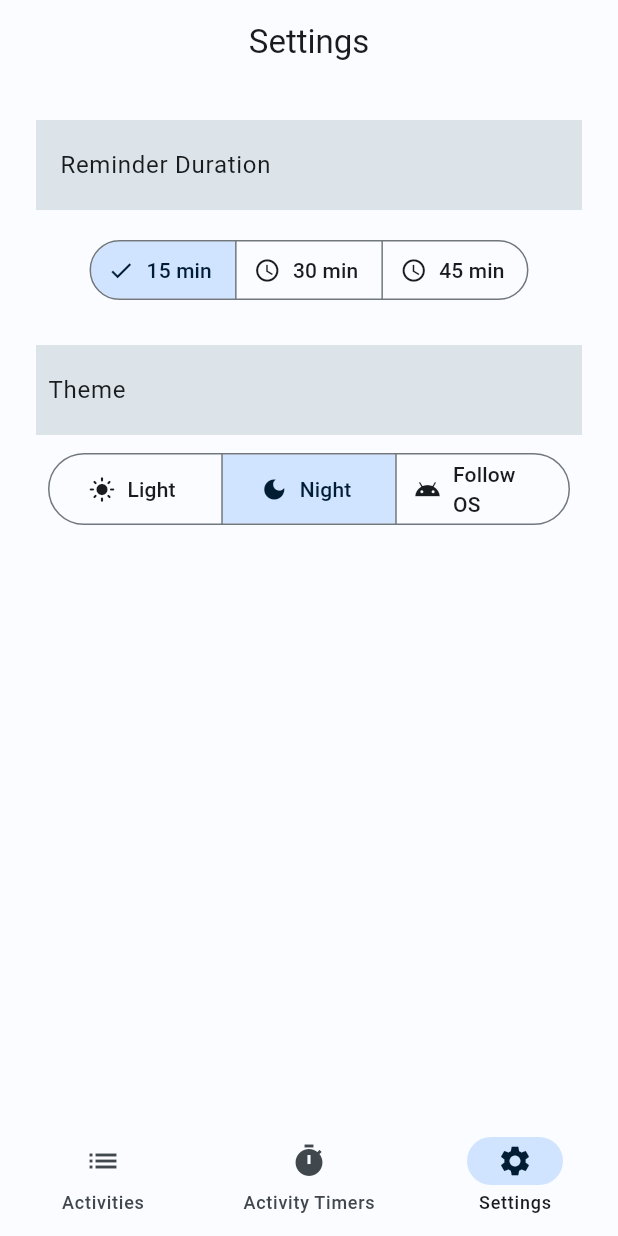
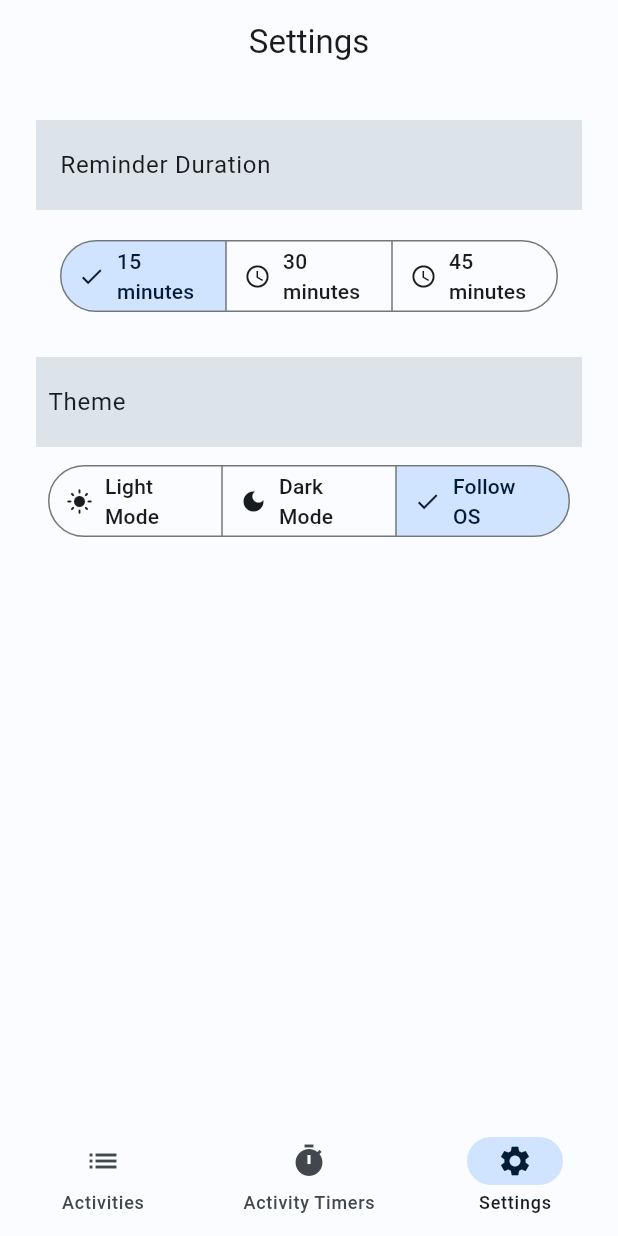
Before and after one commit to jshas/s1122207_iiatimd_app, a Flutter app: the screen it shows after launch, item 3 of the bottom bar chosen, on a phone screen of 412 x 824 dp. Run offline on Flutter 3.47's test engine with Material 2 defaults, Android fonts, the phone set to English and light mode, and no system bars; our stand-ins replace bloc, equatable, flutter_bloc, google_fonts, shared_preferences.

Commit message:
Repaired theme selector not switching

```diff
--- a/lib/business_logic/theme/theme_cubit.dart
+++ b/lib/business_logic/theme/theme_cubit.dart
@@ -16,6 +16,7 @@ class ThemeCubit extends Cubit<ThemeState> {
 
   final ThemePersistence _themeRepository;
   late StreamSubscription<ThemeItem> _themeSubscription; // This should be addressed for subsequent attempts to read out current data after init.
+
 
   void getCurrentTheme() {
     // Since `getTheme()` returns a stream, we listen to the output
--- a/lib/data/repositories/theme_repository.dart
+++ b/lib/data/repositories/theme_repository.dart
@@ -22,11 +22,7 @@ class ThemeRepository implements ThemePersistence {
   final _controller = StreamController<ThemeItem>();
 
   String? _getValue(String key) {
-    try {
       return _sharedPreferences.getString(key);
-    } catch (_) {
-      return null;
-    }
   }
 
   Future<void> _setValue(String key, String value) =>
--- a/lib/main.dart
+++ b/lib/main.dart
@@ -62,9 +62,9 @@
               themeMode: state.themeMode,
               //
               theme:
-                  ThemeData(colorScheme: lightColorScheme, useMaterial3: true),
+                  ThemeData(colorScheme: lightColorScheme, useMaterial3: true, visualDensity: VisualDensity.adaptivePlatformDensity),
               darkTheme:
-                  ThemeData(colorScheme: darkColorScheme, useMaterial3: true),
+                  ThemeData(colorScheme: darkColorScheme, useMaterial3: true, visualDensity: VisualDensity.adaptivePlatformDensity),
               home: const BaseScreen(),
             );
           },
--- a/lib/presentation/screen/settings_screen.dart
+++ b/lib/presentation/screen/settings_screen.dart
@@ -26,6 +26,7 @@ class _SettingsScreenState extends State<SettingsScreen> {
     super.initState();
     setState(() {
       _timerSelection = context.read<TimerBloc>().getTimerItem();
+      _themeSelection = context.read<ThemeCubit>().state.theme;
     });
     // initTheme();
     // initTimer();
@@ -77,20 +78,21 @@ class _SettingsScreenState extends State<SettingsScreen> {
                   Padding(
                     padding: const EdgeInsets.all(16.0),
                     child: SegmentedButton(
+                      style: Theme.of(context).segmentedButtonTheme.style,
                       segments: const [
                         ButtonSegment<TimerItem>(
                             value: TimerItem.short,
-                            label: Text("15 min"),
+                            label: Text("15 minutes"),
                             icon: Icon(Icons.access_time),
                             enabled: true),
                         ButtonSegment<TimerItem>(
                             value: TimerItem.medium,
-                            label: Text("30 min"),
+                            label: Text("30 minutes"),
                             icon: Icon(Icons.access_time),
                             enabled: true),
                         ButtonSegment<TimerItem>(
                             value: TimerItem.long,
-                            label: Text("45 min"),
+                            label: Text("45 minutes"),
                             icon: Icon(Icons.access_time),
                             enabled: true),
                       ],
@@ -99,6 +101,7 @@ class _SettingsScreenState extends State<SettingsScreen> {
                       onSelectionChanged: (Set<TimerItem> selectedTimerItem) {
                         context.read<TimerBloc>().
                             add(TimerSet(timerItem: selectedTimerItem.first));
+                        // context.read<TimerBloc>().add(const TimerReset());
                         setState(() {
                           _timerSelection = selectedTimerItem.first;
                         });
@@ -148,12 +151,12 @@ class _SettingsScreenState extends State<SettingsScreen> {
                           value: ThemeItem.light,
                           enabled: true,
                           icon: Icon(Icons.light_mode),
-                          label: Text("Light")),
+                          label: Text("Light Mode")),
                       ButtonSegment<ThemeItem>(
                           value: ThemeItem.dark,
                           enabled: true,
                           icon: Icon(Icons.dark_mode),
-                          label: Text("Night")),
+                          label: Text("Dark Mode")),
                       ButtonSegment<ThemeItem>(
                           value: ThemeItem.system,
                           enabled: true,
@@ -161,7 +164,7 @@ class _SettingsScreenState extends State<SettingsScreen> {
                           label: Text("Follow OS")),
                     ],
                     selected: <ThemeItem>{_themeSelection},
-                    showSelectedIcon: false,
+                    showSelectedIcon: true,
                     onSelectionChanged: (Set<ThemeItem> selectedThemeItem) {
                       context
                           .read<ThemeCubit>()
--- a/lib/presentation/screen/timers_screen.dart
+++ b/lib/presentation/screen/timers_screen.dart
@@ -12,7 +12,7 @@ class TimersScreen extends StatefulWidget {
 }
 
 class _TimersScreenState extends State<TimersScreen> {
-  int _remainingActiveTime = 30;
+  final int _remainingActiveTime = 30;
   int _duration = 0;
   Axis _timerAxis = Axis.vertical;
 
@@ -58,21 +58,25 @@ class _TimersScreenState extends State<TimersScreen> {
                         .cardColor,
                     shadowColor: Theme.of(context).shadowColor,
                     elevation: 0,
+                    child: Center(
                       child: Text(_remainingActiveTime.toString(),
                           style: Theme
                       .of(context)
                       .textTheme
-                    .bodyLarge)),
+                      .bodyLarge),
+                    )),
               )),
           Expanded(
               flex: 1,
               child: Flex(
                 direction: _timerAxis,
-                children:[ Text(_duration.toString(),
+                children:[ Center(
+                  child: Text(_duration.toString(),
                       style: Theme
                           .of(context)
                           .textTheme
-                        .bodyLarge),],
+                          .bodyLarge),
+                ),],
               )),
           Expanded(
               flex: 1,
```
Lines whose indentation alone changed are shown as unchanged.
